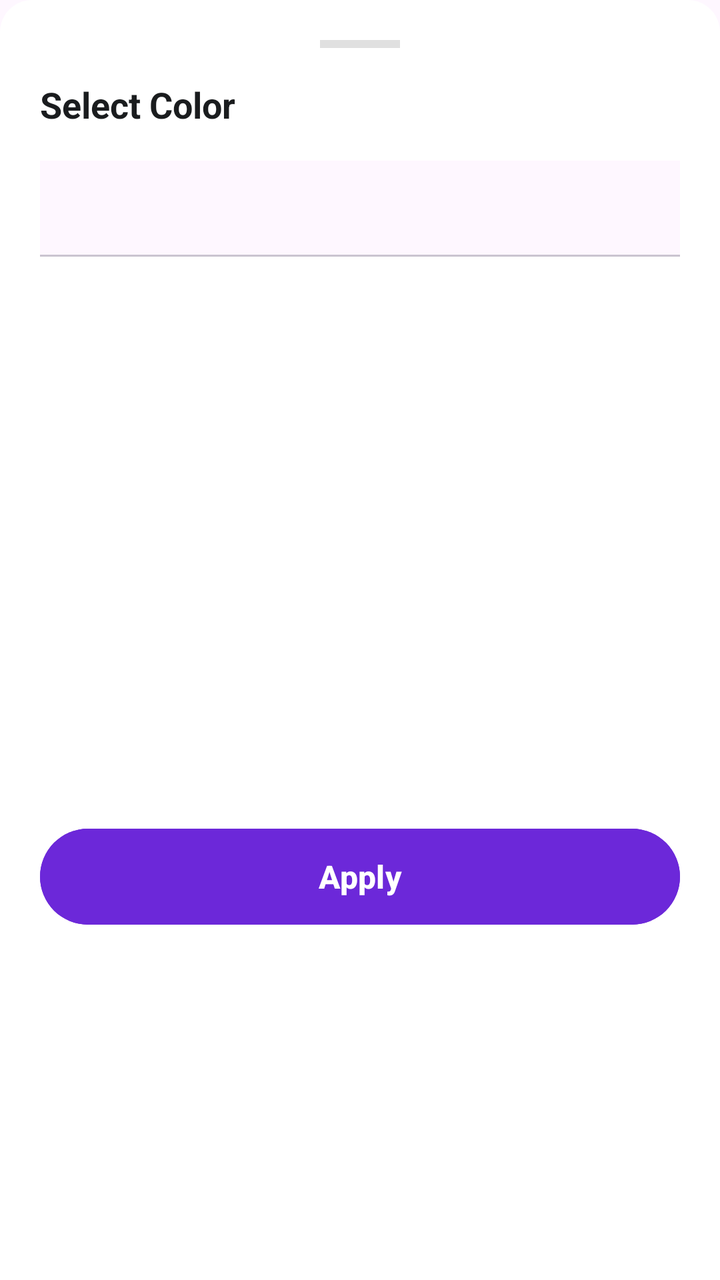
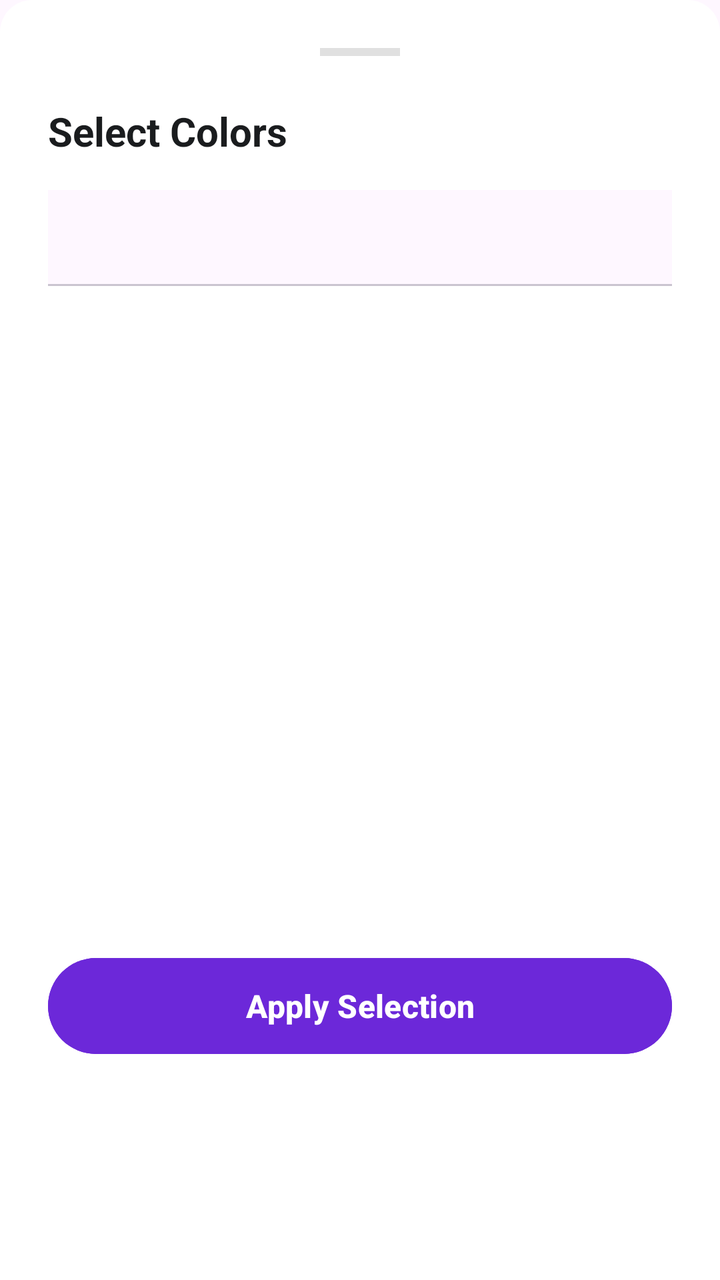

Two renders of the same Android screen: before a commit and after it. Below are the layout's source before the change and the commit's diff.
<!-- AndroidManifest.xml: application theme Theme.Project -->
<!-- res/layout/dialog_color_selection.xml -->
<?xml version="1.0" encoding="utf-8"?>
<LinearLayout xmlns:android="http://schemas.android.com/apk/res/android"
    xmlns:app="http://schemas.android.com/apk/res-auto"
    android:layout_width="match_parent"
    android:layout_height="wrap_content"
    android:background="@drawable/bottom_sheet_background"
    android:orientation="vertical"
    android:padding="20dp">

    <View
        android:layout_width="40dp"
        android:layout_height="4dp"
        android:layout_gravity="center_horizontal"
        android:layout_marginBottom="16dp"
        android:background="#E0E0E0" />

    <TextView
        android:layout_width="wrap_content"
        android:layout_height="wrap_content"
        android:layout_marginBottom="16dp"
        android:text="Select Color"
        android:textColor="#1A1C1E"
        android:textSize="18sp"
        android:textStyle="bold" />

    <com.google.android.material.tabs.TabLayout
        android:id="@+id/tl_color_tabs"
        android:layout_width="match_parent"
        android:layout_height="wrap_content"
        app:tabIndicatorColor="#6C28D9"
        app:tabSelectedTextColor="#6C28D9"
        app:tabTextColor="#74777F" />

    <androidx.viewpager2.widget.ViewPager2
        android:id="@+id/vp_color_pager"
        android:layout_width="match_parent"
        android:layout_height="250dp"
        android:layout_marginTop="16dp" />

    <Button
        android:id="@+id/btn_apply_colors"
        android:layout_width="match_parent"
        android:layout_height="56dp"
        android:layout_marginTop="16dp"
        android:backgroundTint="#6C28D9"
        android:text="Apply"
        android:textAllCaps="false"
        android:textColor="@color/white"
        android:textSize="16sp"
        android:textStyle="bold"
        app:cornerRadius="28dp" />

</LinearLayout>
<!-- resources referenced by this layout -->
<resources>
  <color name="white">#FFFFFFFF</color>
  <!-- drawable bottom_sheet_background (drawable) -->
  <?xml version="1.0" encoding="utf-8"?>
  <shape xmlns:android="http://schemas.android.com/apk/res/android"
      android:shape="rectangle">
      <solid android:color="@color/white" />
      <corners
          android:topLeftRadius="16dp"
          android:topRightRadius="16dp" />
  </shape>
  <style name="Theme.Project" parent="Base.Theme.Project" />
  <style name="Base.Theme.Project" parent="Theme.Material3.DayNight.NoActionBar">
          
          
      </style>
</resources>

<!-- the commit's change to res/layout/dialog_color_selection.xml (unified diff, before → after) -->
@@ -5,45 +5,46 @@
     android:layout_height="wrap_content"
     android:background="@drawable/bottom_sheet_background"
     android:orientation="vertical"
-    android:padding="20dp">
+    android:padding="24dp">
 
     <View
         android:layout_width="40dp"
         android:layout_height="4dp"
         android:layout_gravity="center_horizontal"
-        android:layout_marginBottom="16dp"
+        android:layout_marginBottom="24dp"
         android:background="#E0E0E0" />
 
     <TextView
         android:layout_width="wrap_content"
         android:layout_height="wrap_content"
-        android:layout_marginBottom="16dp"
-        android:text="Select Color"
+        android:text="Select Colors"
         android:textColor="#1A1C1E"
-        android:textSize="18sp"
+        android:textSize="20sp"
         android:textStyle="bold" />
 
     <com.google.android.material.tabs.TabLayout
-        android:id="@+id/tl_color_tabs"
+        android:id="@+id/tab_layout"
         android:layout_width="match_parent"
         android:layout_height="wrap_content"
+        android:layout_marginTop="16dp"
         app:tabIndicatorColor="#6C28D9"
         app:tabSelectedTextColor="#6C28D9"
-        app:tabTextColor="#74777F" />
+        app:tabTextColor="#74777F"
+        app:tabMode="scrollable" />
 
     <androidx.viewpager2.widget.ViewPager2
-        android:id="@+id/vp_color_pager"
+        android:id="@+id/view_pager"
         android:layout_width="match_parent"
-        android:layout_height="250dp"
-        android:layout_marginTop="16dp" />
+        android:layout_height="300dp"
+        android:layout_marginTop="8dp" />
 
-    <Button
-        android:id="@+id/btn_apply_colors"
+    <com.google.android.material.button.MaterialButton
+        android:id="@+id/btn_apply"
         android:layout_width="match_parent"
         android:layout_height="56dp"
-        android:layout_marginTop="16dp"
+        android:layout_marginTop="24dp"
         android:backgroundTint="#6C28D9"
-        android:text="Apply"
+        android:text="Apply Selection"
         android:textAllCaps="false"
         android:textColor="@color/white"
         android:textSize="16sp"
